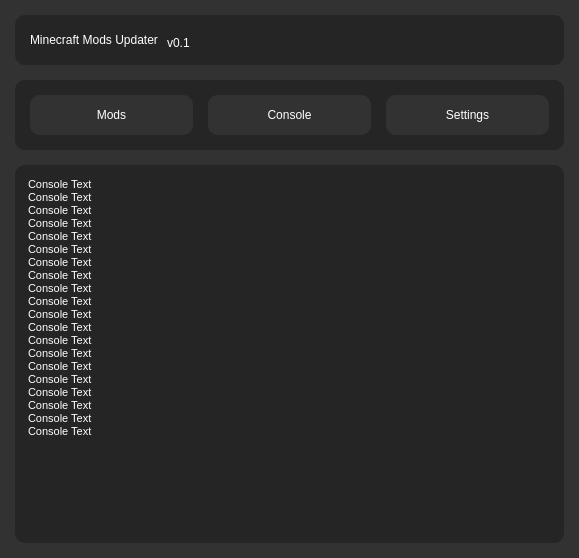
TimNekk/mc-mod-updater, file main.ui: the form before one commit.
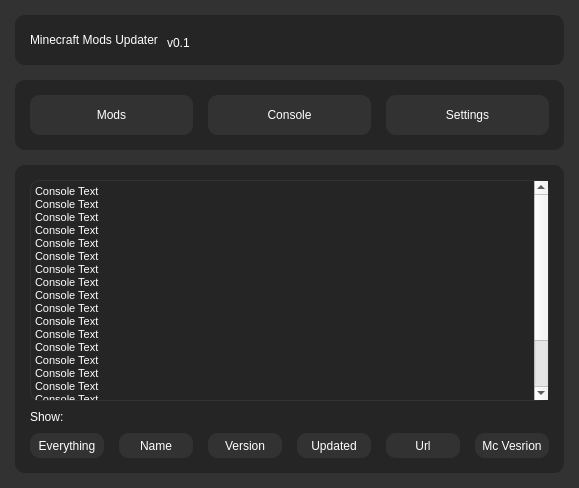
The form after the commit. The open tabs and pages were chosen to show the change.

Commit message: UI to Py converted and edited

Diff of the .ui file:
```diff
--- a/main.ui
+++ b/main.ui
@@ -7,7 +7,7 @@
     <x>0</x>
     <y>0</y>
     <width>579</width>
-    <height>558</height>
+    <height>488</height>
    </rect>
   </property>
   <property name="sizePolicy">
@@ -76,6 +76,8 @@
 	background-color: rgb(37, 37, 37);
 	color: white;
 	font: 8pt &quot;Arial&quot;;
+	border: 1px solid rgb(50, 50, 50);
+	border-radius: 10px;
 }
 
 .Line {
@@ -1214,7 +1216,22 @@
         </property>
         <item>
          <widget class="QWidget" name="console_widget" native="true">
-          <layout class="QHBoxLayout" name="horizontalLayout_3">
+          <layout class="QVBoxLayout" name="verticalLayout_9">
+           <property name="spacing">
+            <number>9</number>
+           </property>
+           <property name="leftMargin">
+            <number>15</number>
+           </property>
+           <property name="topMargin">
+            <number>15</number>
+           </property>
+           <property name="rightMargin">
+            <number>15</number>
+           </property>
+           <property name="bottomMargin">
+            <number>15</number>
+           </property>
            <item>
             <widget class="QPlainTextEdit" name="plainTextEdit">
              <property name="font">
@@ -1232,6 +1249,9 @@
              <property name="frameShadow">
               <enum>QFrame::Plain</enum>
              </property>
+             <property name="readOnly">
+              <bool>true</bool>
+             </property>
              <property name="plainText">
               <string>Console Text
 Console Text
@@ -1257,6 +1277,118 @@
              </property>
             </widget>
            </item>
+           <item>
+            <widget class="QLabel" name="label">
+             <property name="text">
+              <string>Show:</string>
+             </property>
+            </widget>
+           </item>
+           <item>
+            <widget class="QWidget" name="console_buttons_widget" native="true">
+             <property name="minimumSize">
+              <size>
+               <width>0</width>
+               <height>25</height>
+              </size>
+             </property>
+             <layout class="QHBoxLayout" name="horizontalLayout_3">
+              <property name="spacing">
+               <number>15</number>
+              </property>
+              <property name="leftMargin">
+               <number>0</number>
+              </property>
+              <property name="topMargin">
+               <number>0</number>
+              </property>
+              <property name="rightMargin">
+               <number>0</number>
+              </property>
+              <property name="bottomMargin">
+               <number>0</number>
+              </property>
+              <item>
+               <widget class="QPushButton" name="console_button_2">
+                <property name="sizePolicy">
+                 <sizepolicy hsizetype="Preferred" vsizetype="Preferred">
+                  <horstretch>0</horstretch>
+                  <verstretch>0</verstretch>
+                 </sizepolicy>
+                </property>
+                <property name="text">
+                 <string>Everything</string>
+                </property>
+               </widget>
+              </item>
+              <item>
+               <widget class="QPushButton" name="console_button_1">
+                <property name="sizePolicy">
+                 <sizepolicy hsizetype="Preferred" vsizetype="Preferred">
+                  <horstretch>0</horstretch>
+                  <verstretch>0</verstretch>
+                 </sizepolicy>
+                </property>
+                <property name="text">
+                 <string>Name</string>
+                </property>
+               </widget>
+              </item>
+              <item>
+               <widget class="QPushButton" name="console_button_6">
+                <property name="sizePolicy">
+                 <sizepolicy hsizetype="Preferred" vsizetype="Preferred">
+                  <horstretch>0</horstretch>
+                  <verstretch>0</verstretch>
+                 </sizepolicy>
+                </property>
+                <property name="text">
+                 <string>Version</string>
+                </property>
+               </widget>
+              </item>
+              <item>
+               <widget class="QPushButton" name="console_button_5">
+                <property name="sizePolicy">
+                 <sizepolicy hsizetype="Preferred" vsizetype="Preferred">
+                  <horstretch>0</horstretch>
+                  <verstretch>0</verstretch>
+                 </sizepolicy>
+                </property>
+                <property name="text">
+                 <string>Updated</string>
+                </property>
+               </widget>
+              </item>
+              <item>
+               <widget class="QPushButton" name="console_button_4">
+                <property name="sizePolicy">
+                 <sizepolicy hsizetype="Preferred" vsizetype="Preferred">
+                  <horstretch>0</horstretch>
+                  <verstretch>0</verstretch>
+                 </sizepolicy>
+                </property>
+                <property name="text">
+                 <string>Url</string>
+                </property>
+               </widget>
+              </item>
+              <item>
+               <widget class="QPushButton" name="console_button_3">
+                <property name="sizePolicy">
+                 <sizepolicy hsizetype="Preferred" vsizetype="Preferred">
+                  <horstretch>0</horstretch>
+                  <verstretch>0</verstretch>
+                 </sizepolicy>
+                </property>
+                <property name="text">
+                 <string>Mc Vesrion</string>
+                </property>
+               </widget>
+              </item>
+             </layout>
+            </widget>
+           </item>
           </layout>
          </widget>
         </item>
```
Left out of the diff: 36 changed lines with no effect on the pictures. The commit also changes 2 other files.
